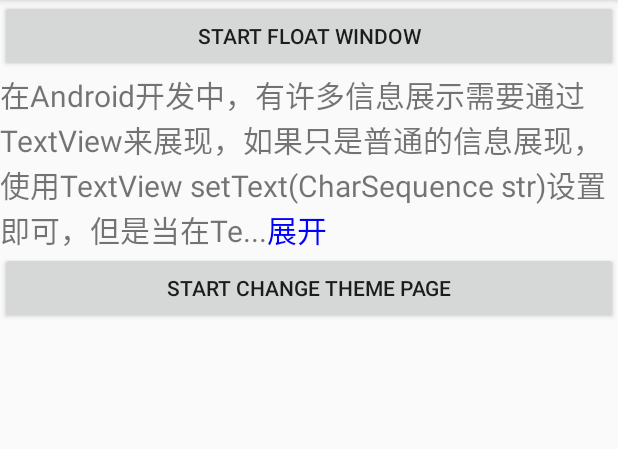
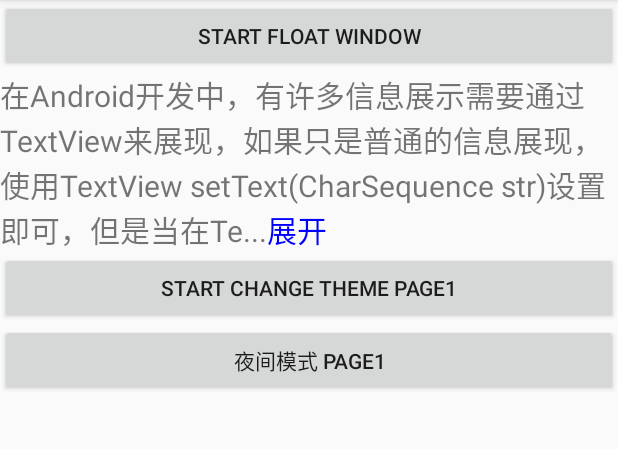
Before and after one commit to renrenrenhui/PublicUseProject, an Android app: the screen it shows after launch (MainActivity), on a phone screen of 412 x 824 dp, the part 84-533 px from its top. Run offline under Robolectric (Android 15) with nearby library versions, the phone set to English and light mode, and no system bars; libraries missing offline, so code that uses them is left out: com.jaeger.library.

Commit message:
MD night mode

```diff
--- a/app/src/main/AndroidManifest.xml
+++ b/app/src/main/AndroidManifest.xml
@@ -22,6 +22,8 @@
 
         <activity android:name="com.example.xiaoniu.publicuseproject.theme.ChangeThemeActivity"
             android:theme="@style/DayTheme"/>
+
+        <activity android:name="com.example.xiaoniu.publicuseproject.theme.MDNightActivity" android:theme="@style/MDNightTheme"/>
     </application>
 
 </manifest>
--- a/app/src/main/java/com/example/xiaoniu/publicuseproject/MainActivity.java
+++ b/app/src/main/java/com/example/xiaoniu/publicuseproject/MainActivity.java
@@ -15,6 +15,7 @@ import android.widget.TextView;
 
 import com.example.xiaoniu.publicuseproject.floatingwidow.FloatWindowService;
 import com.example.xiaoniu.publicuseproject.theme.ChangeThemeActivity;
+import com.example.xiaoniu.publicuseproject.theme.MDNightActivity;
 import com.example.xiaoniu.publicuseproject.utils.UtilMoreText;
 import com.jaeger.library.StatusBarUtil;
 
@@ -61,6 +62,17 @@ public class MainActivity extends AppCompatActivity {
             @Override
             public void onClick(View view) {
                 Intent intent = new Intent(MainActivity.this, ChangeThemeActivity.class);
+                startActivity(intent);
+            }
+        });
+        /*end for changeTheme*/
+
+        /*start for changeTheme*/
+        Button startNight = (Button) findViewById(R.id.start_md_night);
+        startNight.setOnClickListener(new View.OnClickListener() {
+            @Override
+            public void onClick(View view) {
+                Intent intent = new Intent(MainActivity.this, MDNightActivity.class);
                 startActivity(intent);
             }
         });
--- a/app/src/main/res/layout/activity_main.xml
+++ b/app/src/main/res/layout/activity_main.xml
@@ -27,6 +27,13 @@
         android:id="@+id/start_change_theme"
         android:layout_width="fill_parent"
         android:layout_height="wrap_content"
-        android:text="Start change theme page" >
+        android:text="Start change theme page1" >
+    </Button>
+
+    <Button
+        android:id="@+id/start_md_night"
+        android:layout_width="fill_parent"
+        android:layout_height="wrap_content"
+        android:text="夜间模式 page1" >
     </Button>
 </LinearLayout>
--- /dev/null
+++ b/app/src/main/res/values-night/colors.xml
@@ -0,0 +1,6 @@
+<?xml version="1.0" encoding="utf-8"?>
+<resources>
+    <color name="bg_root">#484848</color>
+    <color name="btn_color">#aa7788</color>
+    <color name="tx_color">#f0f0f0</color>
+</resources>
--- a/app/src/main/res/values/colors.xml
+++ b/app/src/main/res/values/colors.xml
@@ -11,4 +11,9 @@
     <!-- 夜间模式 -->
     <color name="black_btn_color">#aa7788</color>
     <color name="white_tx_color">#f0f0f0</color>
+
+    <!--MD night-->
+    <color name="bg_root">#D1D1D1</color>
+    <color name="btn_color">#3BB32E</color>
+    <color name="tx_color">#f0f0f0</color>
 </resources>
--- a/app/src/main/res/values/styles.xml
+++ b/app/src/main/res/values/styles.xml
@@ -21,4 +21,11 @@
         <item name="btn_bg">@color/black_btn_color</item>
         <item name="text_color">@color/white_tx_color</item>
     </style>
+
+    <!--MD night-->
+    <style name="MDNightTheme" parent="Theme.AppCompat.DayNight">
+        <item name="root_view_bg">@color/bg_root</item>
+        <item name="btn_bg">@color/btn_color</item>
+        <item name="text_color">@color/tx_color</item>
+    </style>
 </resources>
```
Also changed, not shown: app/src/main/java/com/example/xiaoniu/publicuseproject/theme/MDNightActivity.java (added, +130 -0 lines), app/src/main/res/layout/activity_md_night.xml (added, +21 -0 lines), app/src/main/res/layout/md_lv_item.xml (added, +24 -0 lines).
